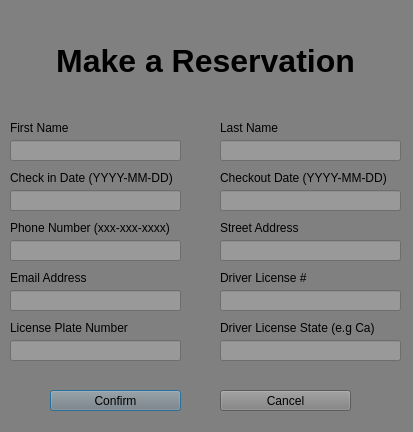
Before: the Qt Designer form reservations.ui in vain3219/463_project, drawn with Qt 5.
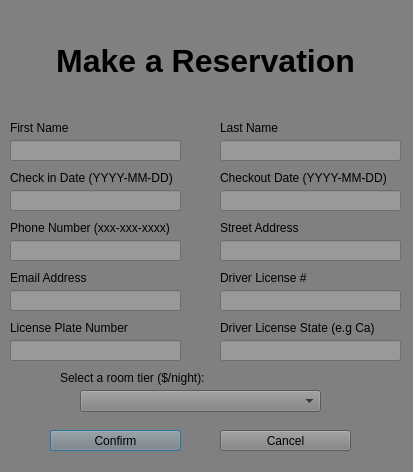
After: the same form once the commit is applied.

Commit message: Finalized Add Reservation

Diff of the .ui file:
```diff
--- a/reservations.ui
+++ b/reservations.ui
@@ -7,7 +7,7 @@
     <x>0</x>
     <y>0</y>
     <width>413</width>
-    <height>432</height>
+    <height>472</height>
    </rect>
   </property>
   <property name="windowTitle">
@@ -20,7 +20,7 @@
    <property name="geometry">
     <rect>
      <x>50</x>
-     <y>390</y>
+     <y>430</y>
      <width>131</width>
      <height>21</height>
     </rect>
@@ -108,7 +108,7 @@
    <property name="geometry">
     <rect>
      <x>220</x>
-     <y>390</y>
+     <y>430</y>
      <width>131</width>
      <height>21</height>
     </rect>
@@ -325,6 +325,29 @@
     <string notr="true">background-color: #999999</string>
    </property>
   </widget>
+  <widget class="QComboBox" name="RoomMenu">
+   <property name="geometry">
+    <rect>
+     <x>80</x>
+     <y>390</y>
+     <width>241</width>
+     <height>22</height>
+    </rect>
+   </property>
+  </widget>
+  <widget class="QLabel" name="label_12">
+   <property name="geometry">
+    <rect>
+     <x>60</x>
+     <y>370</y>
+     <width>171</width>
+     <height>16</height>
+    </rect>
+   </property>
+   <property name="text">
+    <string>Select a room tier ($/night):</string>
+   </property>
+  </widget>
  </widget>
  <resources/>
  <connections/>
```
The commit also changes 4 other files.
